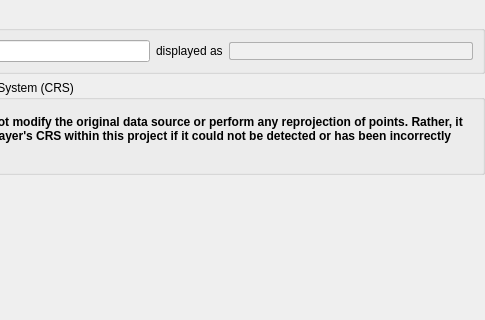
First picture: the form in src/ui/qgspointcloudlayerpropertiesbase.ui, repository qgis/QGIS, before the edit; both pictures show x 330 to 815 and y 0 to 320 of the 815 by 557 pixel window.
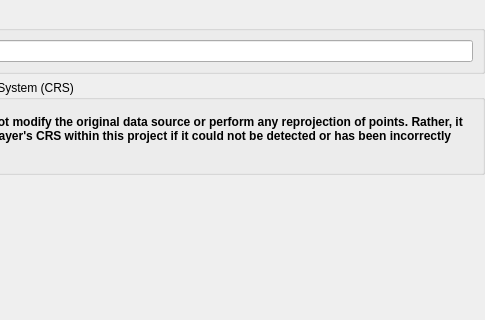
Second picture: the form after the edit. The open tabs and pages were chosen to show the change. Icons and pictures are not drawn. Custom widgets are drawn as their Qt base class.

Commit message:
Remove "Display As" control from layer properties dialogs
This is a weird legacy control, which is read only and which just
shows a copy of the layer name with _ replaced by space. It has
no impact on anything else!

The edit to the form file:
```diff
--- a/src/ui/qgspointcloudlayerpropertiesbase.ui
+++ b/src/ui/qgspointcloudlayerpropertiesbase.ui
@@ -241,29 +241,6 @@
                 <item>
                  <widget class="QLineEdit" name="mLayerOrigNameLineEdit"/>
                 </item>
-                <item>
-                 <widget class="QLabel" name="label_2">
-                  <property name="text">
-                   <string>displayed as</string>
-                  </property>
-                 </widget>
-                </item>
-                <item>
-                 <widget class="QLineEdit" name="txtDisplayName">
-                  <property name="enabled">
-                   <bool>true</bool>
-                  </property>
-                  <property name="styleSheet">
-                   <string notr="true">color: #505050;
-background-color: #F0F0F0;
-border: 1px solid #B0B0B0;
-border-radius: 2px;</string>
-                  </property>
-                  <property name="readOnly">
-                   <bool>true</bool>
-                  </property>
-                 </widget>
-                </item>
                </layout>
               </item>
              </layout>
```
The commit also changes 11 other files.
